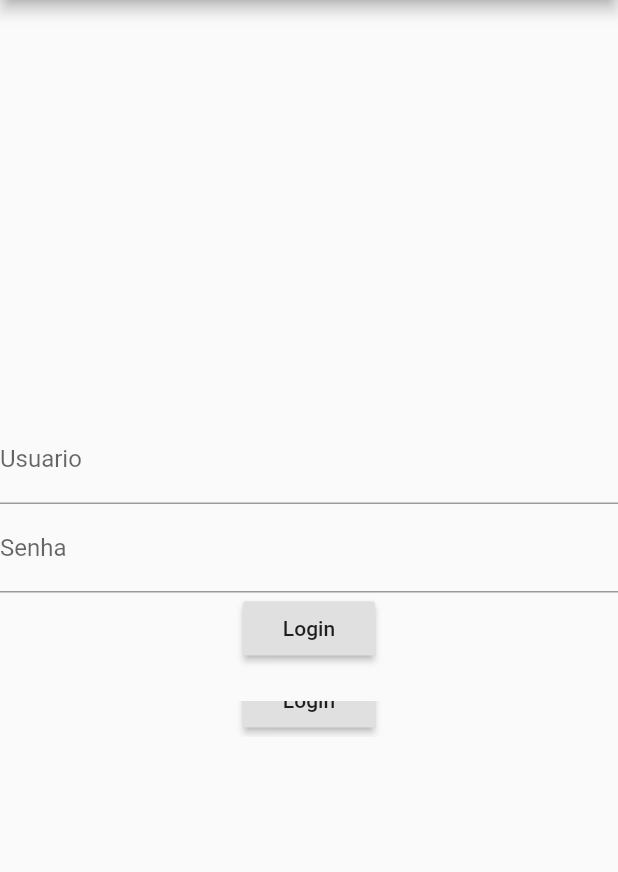
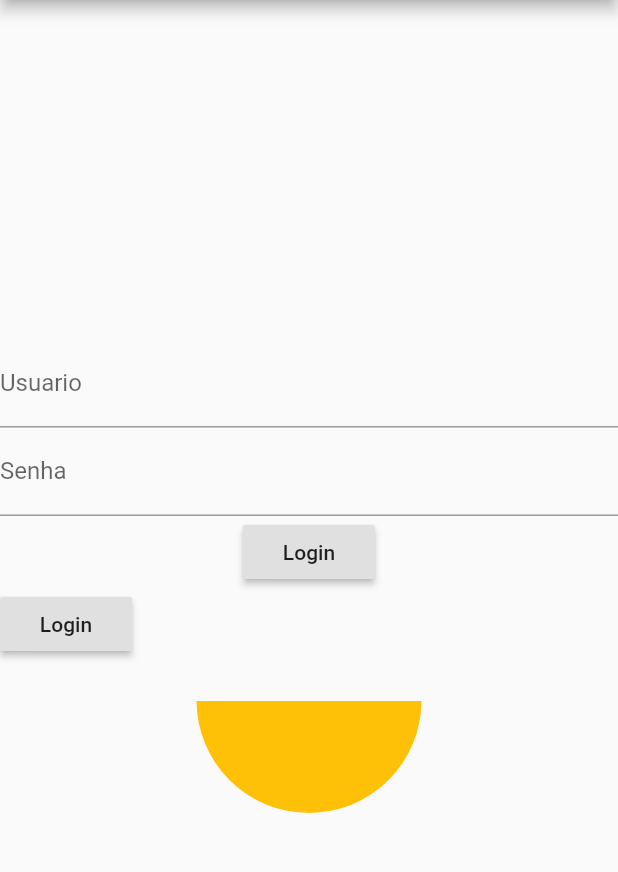
Before and after one commit to hullisistemas/moustainebarber, a Flutter app: the screen it shows after launch, on a phone screen of 412 x 824 dp, the part 84-956 px from its top. Run offline on Flutter 3.47's test engine with Material 2 defaults, Android fonts, the phone set to English and light mode, and no system bars.

```diff
--- /dev/null
+++ b/app/lib/Widgets/AnimationController.dart
@@ -0,0 +1,71 @@
+import 'package:app/Widgets/FlipWidget.dart';
+import 'package:flutter/material.dart';
+
+class Page extends StatefulWidget {
+  @override
+  _PageState createState() => new _PageState();
+}
+
+class _PageState extends State<Page>	with SingleTickerProviderStateMixin {
+
+	AnimationController _controller;
+  Animation<double> animation;
+
+	@override
+	void initState(){
+
+    super.initState();
+
+    _controller = new AnimationController(
+		duration: const Duration(milliseconds: 1000),
+		vsync: this,
+	  );
+
+    animation = new Tween(begin: 0.0, end: 1.57079632679).animate(_controller);
+
+    animation.addStatusListener((status){
+
+    });
+
+    _controller.forward();
+
+	}
+
+
+
+	@override
+	void dispose(){
+	  _controller.dispose();
+	  super.dispose();
+	}
+
+  @override
+  Widget build(BuildContext context) {
+    return a(animation: animation,);
+  }
+}
+
+class a extends AnimatedWidget{
+
+  a({Key key, Animation animation}) : super(key: key, listenable: animation);
+
+  Widget build(BuildContext context){
+
+    Animation animation = listenable;
+    return Center(
+      child: new FlipWidget(
+        valor: animation.value,
+        child: Container(
+          width: 150,
+          height: 150,
+          decoration: BoxDecoration(
+            borderRadius: BorderRadius.circular(100),
+            color: Colors.amber
+
+          ),
+        )
+      ),
+    );
+  }
+
+}
--- a/app/lib/Widgets/FlipWidget.dart
+++ b/app/lib/Widgets/FlipWidget.dart
@@ -3,9 +3,9 @@ import 'dart:math' as math;
 
 class FlipWidget extends StatelessWidget {
   Widget child;
-  bool animacao = false;
+  double valor;
 
-  FlipWidget({Key key, this.child, this.animacao}) : super(key: key);
+  FlipWidget({Key key, this.child, this.valor}) : super(key: key);
 
   @override
   Widget build(BuildContext context) {
@@ -13,7 +13,7 @@ class FlipWidget extends StatelessWidget {
         mainAxisSize: MainAxisSize.min,
         children: [
           Transform(
-            transform: Matrix4.identity()..setEntry(3, 2, 0.006)..rotateX((animacao ? math.pi /  20: math.pi / 2)),
+            transform: Matrix4.identity()..setEntry(3, 2, 0.006)..rotateX(valor),
             alignment: Alignment.bottomCenter,
             child: ClipRect(
               child: Align(
--- a/app/lib/main.dart
+++ b/app/lib/main.dart
@@ -1,3 +1,4 @@
+import 'package:app/Widgets/AnimationController.dart';
 import 'package:app/tela_principal.dart';
 import 'package:flutter/material.dart';
 
@@ -58,6 +59,12 @@ class _MyHomePageState extends State<MyHomePage> {
     super.dispose();
   }
 
+
+
+
+
+
+
   bool _animacao = false;
 
   void _realizarLogin(){
@@ -76,22 +83,12 @@ class _MyHomePageState extends State<MyHomePage> {
 
   @override
   Widget build(BuildContext context) {
-    // This method is rerun every time setState is called, for instance as done
-    // by the _incrementCounter method above.
-    //
-    // The Flutter framework has been optimized to make rerunning build methods
-    // fast, so that you can just rebuild anything that needs updating rather
-    // than having to individually change instances of widgets.
+
     return Scaffold(
       appBar: AppBar(
-        // Here we take the value from the MyHomePage object that was created by
-        // the App.build method, and use it to set our appbar title.
         title: Text(widget.title),
-
       ),
       body: Center(
-        // Center is a layout widget. It takes a single child and positions it
-        // in the middle of the parent.
         child: Column(
           mainAxisAlignment: MainAxisAlignment.center,
           children: <Widget>[
@@ -115,13 +112,21 @@ class _MyHomePageState extends State<MyHomePage> {
               child: Text("Login"),
               onPressed: _realizarLogin,
             ),
-            FlipWidget(
-              child: RaisedButton(
-                child: Text("Login"),
-                onPressed: _realizarLogin,
-              ),
-              animacao: _animacao,
+            Stack(
+              children: <Widget>[
+
+                Page(),
+                RaisedButton(
+                  child: Text("Login"),
+                  onPressed: _realizarLogin,
+                ),
+
+              ],
             )
+
+
+
+
           ],
         ),
       ),
```
